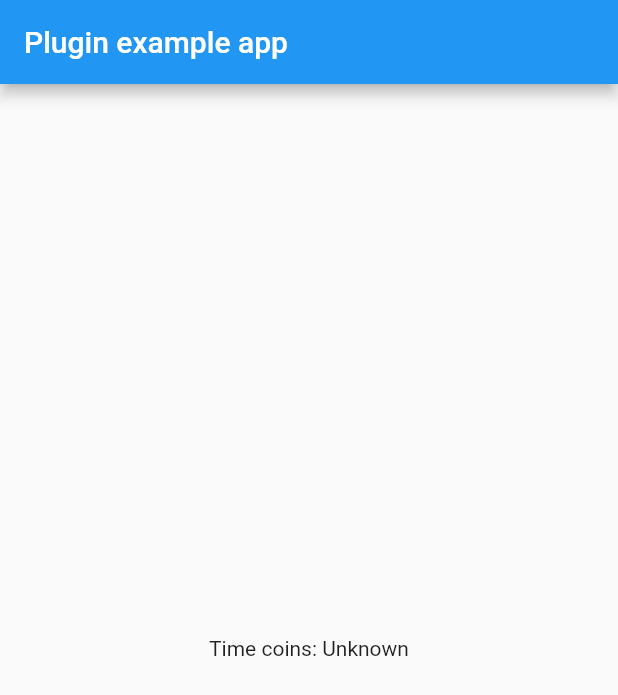
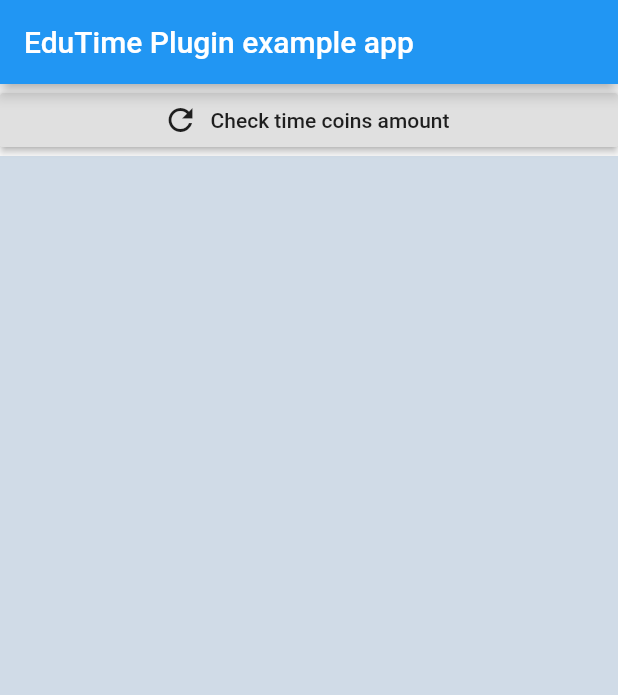
Before and after one commit to digicas/edutime-library-flutter, a Flutter app: the screen it shows after launch, on a phone screen of 412 x 824 dp. Shown: the top 695 px of the screen. Run offline on Flutter 3.47's test engine with Material 2 defaults, Android fonts, the phone set to English and light mode, and no system bars.

Commit message:
flutter example - getcurrencystats

```diff
--- a/edutime/example/lib/main.dart
+++ b/edutime/example/lib/main.dart
@@ -3,6 +3,7 @@ import 'dart:async';
 
 import 'package:flutter/services.dart';
 import 'package:edutime/edutime.dart';
+import 'dart:developer';
 
 void main() {
   runApp(MyApp());
@@ -15,6 +16,7 @@ class MyApp extends StatefulWidget {
 
 class _MyAppState extends State<MyApp> {
   String _timeCoins = 'Unknown';
+  String resultsText = "";
 
   @override
   void initState() {
@@ -42,15 +44,58 @@ class _MyAppState extends State<MyApp> {
     });
   }
 
+  Future<void> updateTimeCoins() async {
+    String timeCoins;
+    print("Checking time coins");
+    try {
+      Timeline.startSync('getCurrencyStats');
+      timeCoins = await Edutime.getCurrencyStats;
+      Timeline.finishSync();
+    } on PlatformException {
+      timeCoins = 'Failed to get info on time coins.';
+    }
+    if (!mounted) return;
+    setState(() {
+      _timeCoins = timeCoins;
+      logResult(timeCoins);
+    });
+  }
+
+  void logResult(String result) {
+    var now = DateTime.now();
+    String nowString = "${now.hour}:${now.minute}:${now.second}.${now.millisecond}";
+
+    setState(() {
+      resultsText = "$nowString: $result \n\n" + resultsText;
+    });
+  }
+
   @override
   Widget build(BuildContext context) {
     return MaterialApp(
       home: Scaffold(
         appBar: AppBar(
-          title: const Text('Plugin example app'),
+          title: const Text('EduTime Plugin example app'),
         ),
         body: Center(
-          child: Text('Time coins: $_timeCoins\n'),
+          child: Column(
+            mainAxisAlignment: MainAxisAlignment.start,
+            crossAxisAlignment: CrossAxisAlignment.stretch,
+            children: [
+              RaisedButton.icon(
+                  icon: Icon(Icons.refresh),
+                  label: Text("Check time coins amount"),
+                  onPressed: updateTimeCoins),
+              Expanded(
+                  child: Container(
+                    color: Color(0xaabbccdd),
+                    child: SingleChildScrollView(
+                        child: Text(resultsText),
+                ),
+                  ),
+              ),
+            ],
+          ),
         ),
       ),
     );
```
Also changed, not shown: edutime/lib/edutime.dart (+1 -24 lines), edutime/lib/model.dart (added, +23 -0 lines), 1 other file.
